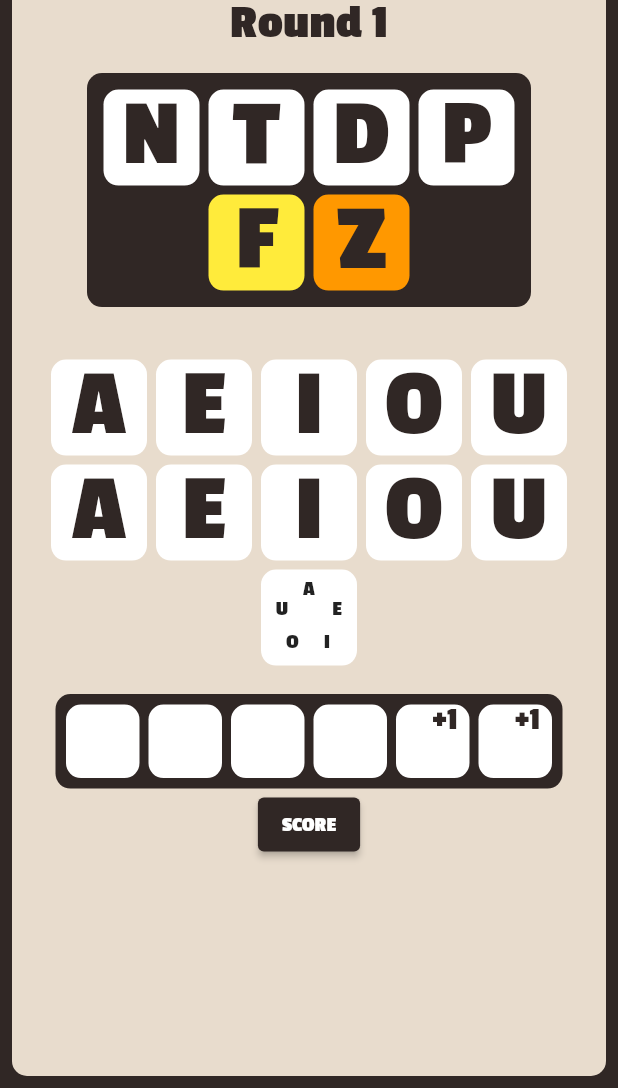
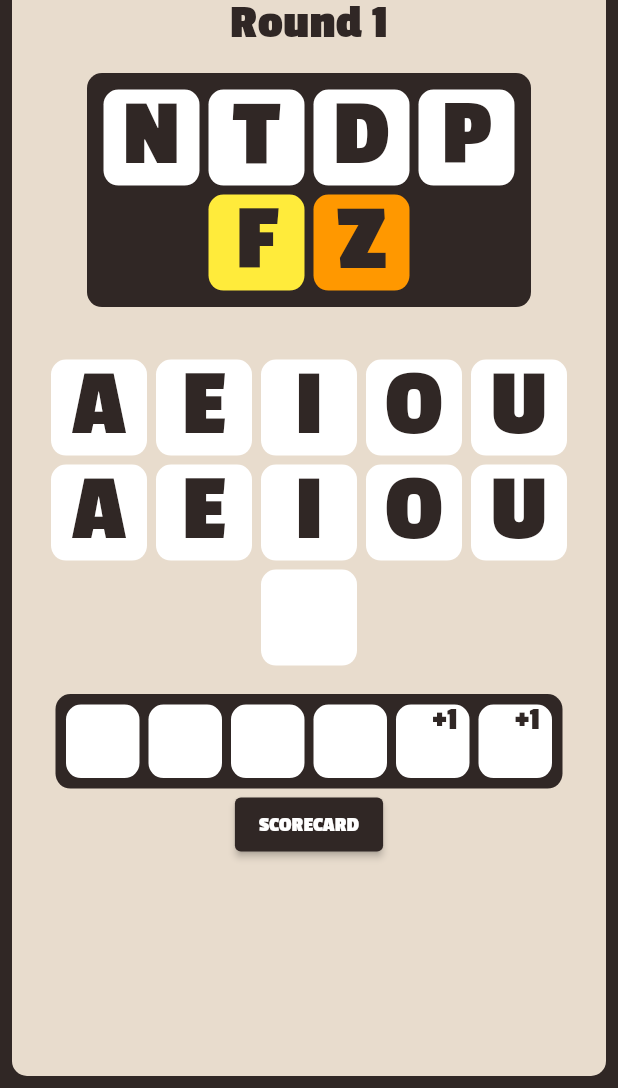
Before and after one commit to CourtneyOB/word_up, a Flutter app: the screen it shows after launch, on a phone screen of 412 x 824 dp, the part 148-1236 px from its top. Run offline on Flutter 3.47's test engine with Material 2 defaults, Android fonts, the phone set to English and light mode, and no system bars; our stand-ins replace flutter_riverpod; statements that could not run were skipped.

Commit message:
scorecard implementation

```diff
--- a/lib/widgets/bottom_bar.dart
+++ b/lib/widgets/bottom_bar.dart
@@ -14,7 +14,7 @@
           style: ElevatedButton.styleFrom(backgroundColor: kBorderColour),
           onPressed: () => _showScorecard(context),
           child: const Text(
-            'SCORE',
+            'SCORECARD',
             style: TextStyle(color: Colors.white),
           ),
         )
--- a/lib/widgets/stateless_boxes/letter_box.dart
+++ b/lib/widgets/stateless_boxes/letter_box.dart
@@ -7,7 +7,7 @@
   const LetterBox({
     Key? key,
     required this.width,
-    this.letter = '',
+    this.letter = ' ',
     this.colour = Colors.white,
     this.decor,
   }) : super(key: key);
@@ -58,6 +58,31 @@
               ),
               if (decor == BoxDecor.negative)
                 const Image(image: AssetImage(kCrossImage)),
+              //TODO: paddings need to be responsive to box size
+              if (decor == BoxDecor.bonus)
+                const Padding(
+                  padding: EdgeInsets.only(left: 18.0, right: 8.0),
+                  child: FittedBox(
+                    child: Text(
+                      '+1',
+                      textAlign: TextAlign.right,
+                      style: kTitleFont,
+                      maxLines: 1,
+                    ),
+                  ),
+                ),
+              if (decor == BoxDecor.total)
+                const Padding(
+                  padding: EdgeInsets.symmetric(horizontal: 8.0),
+                  child: FittedBox(
+                    child: Text(
+                      'TOTAL',
+                      textAlign: TextAlign.right,
+                      style: kTitleFont,
+                      maxLines: 1,
+                    ),
+                  ),
+                ),
             ]),
     );
   }
```
Also changed, not shown: lib/widgets/score_card/score_card.dart (+6 -3 lines), lib/widgets/score_card/score_card_row.dart (+14 -2 lines).
